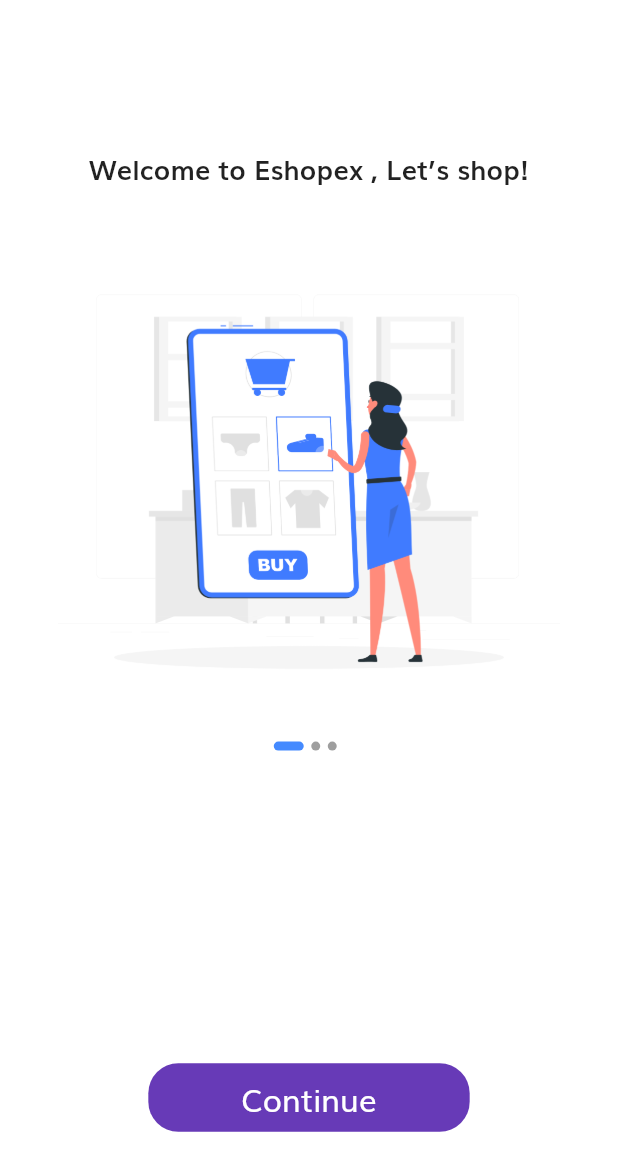
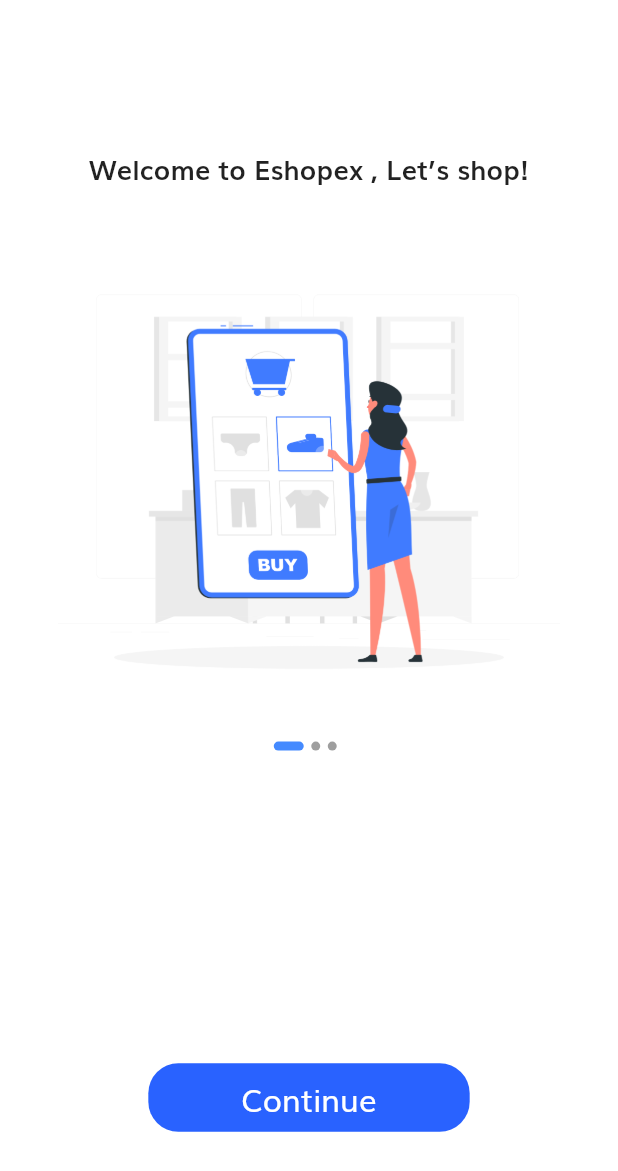
Before and after one commit to ChitrikaGahtori/Eshopex, a Flutter app: the screen it shows after launch, on a phone screen of 412 x 824 dp. Shown: the top 1171 px of the screen. Run offline on Flutter 3.47's test engine with Material 2 defaults, Android fonts, the phone set to English and light mode, and no system bars; our stand-ins replace flutter_svg.

Commit message:
Default button for all UI's

```diff
--- a/lib/components/default_button.dart
+++ b/lib/components/default_button.dart
@@ -16,7 +16,7 @@
         shape: RoundedRectangleBorder(
           borderRadius: BorderRadius.circular(20),
         ),
-        color: Colors.deepPurple,
+        color: Colors.blueAccent.shade700,
         onPressed: press,
         child: Text(text,
             style: TextStyle(
```
